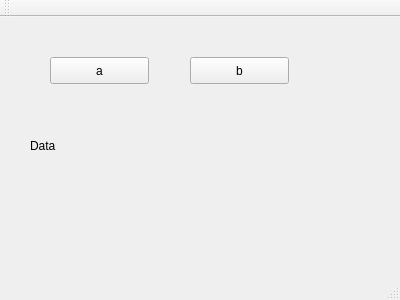
This is RDSystemPC/SensorsGUI/windowusart.ui in martro/RoboDriftSensors as Qt 5 draws it before an edit. The edited form follows.
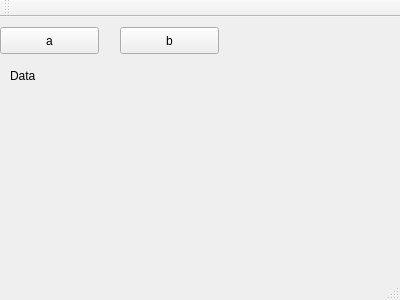
This is the edited form.

```diff
--- a/RDSystemPC/SensorsGUI/windowusart.ui
+++ b/RDSystemPC/SensorsGUI/windowusart.ui
@@ -17,8 +17,8 @@
    <widget class="QPushButton" name="pushButton">
     <property name="geometry">
      <rect>
-      <x>50</x>
-      <y>40</y>
+      <x>0</x>
+      <y>10</y>
       <width>99</width>
       <height>27</height>
      </rect>
@@ -30,8 +30,8 @@
    <widget class="QPushButton" name="pushButton_2">
     <property name="geometry">
      <rect>
-      <x>190</x>
-      <y>40</y>
+      <x>120</x>
+      <y>10</y>
       <width>99</width>
       <height>27</height>
      </rect>
@@ -43,8 +43,8 @@
    <widget class="QWidget" name="horizontalLayoutWidget">
     <property name="geometry">
      <rect>
-      <x>140</x>
-      <y>160</y>
+      <x>230</x>
+      <y>10</y>
       <width>160</width>
       <height>31</height>
      </rect>
@@ -90,8 +90,8 @@
    <widget class="QLabel" name="data">
     <property name="geometry">
      <rect>
-      <x>30</x>
-      <y>120</y>
+      <x>10</x>
+      <y>50</y>
       <width>231</width>
       <height>17</height>
      </rect>
```
